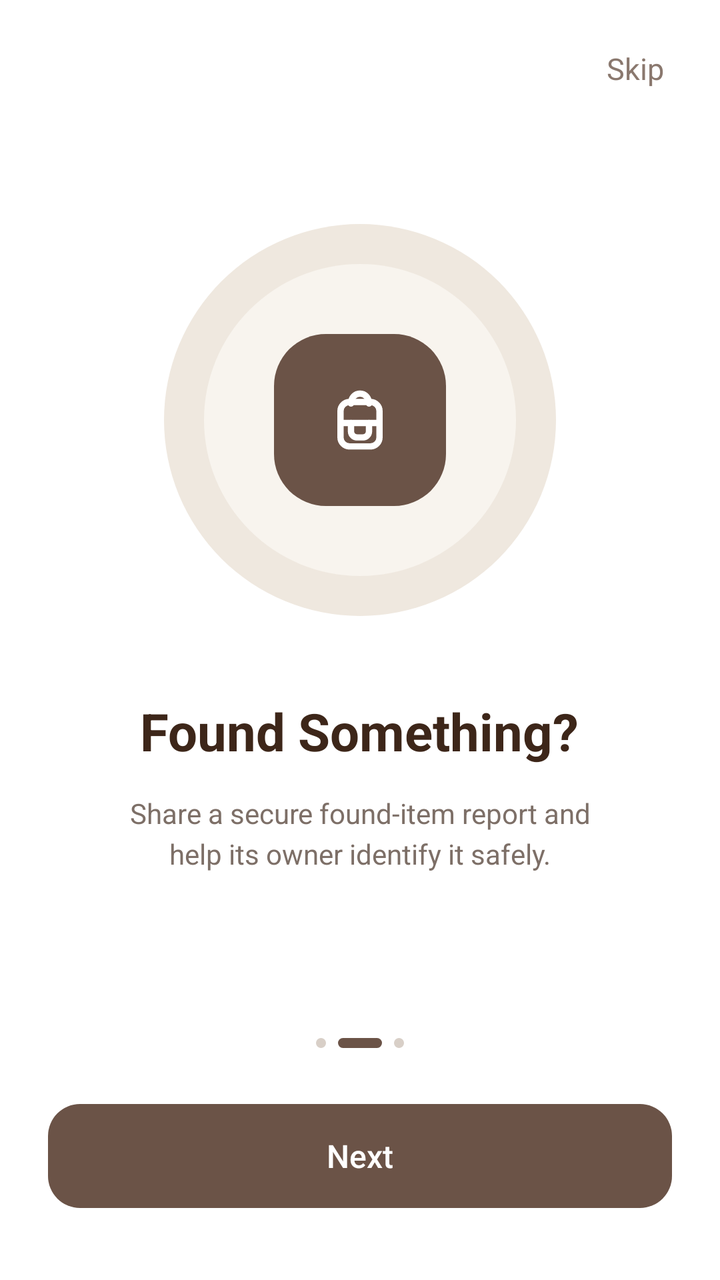
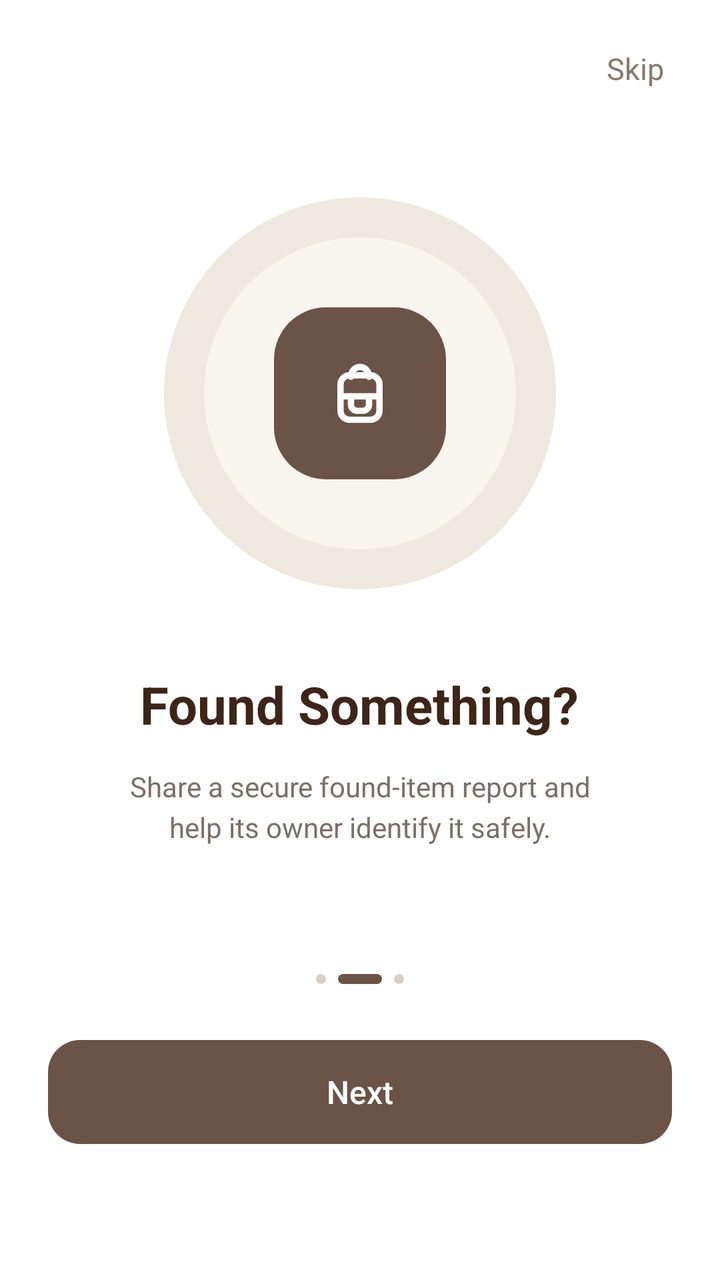

Before-and-after screenshots of an Android layout around one commit, followed by the original layout XML and the change that was made.
<!-- AndroidManifest.xml: application theme Theme.LostAndFound -->
<!-- res/layout/fragment_onboarding_found.xml -->
<?xml version="1.0" encoding="utf-8"?>
<androidx.constraintlayout.widget.ConstraintLayout xmlns:android="http://schemas.android.com/apk/res/android"
    xmlns:app="http://schemas.android.com/apk/res-auto"
    xmlns:tools="http://schemas.android.com/tools"
    android:layout_width="match_parent"
    android:layout_height="match_parent"
    android:background="@color/white"
    tools:context=".OnboardingFoundFragment">

    
    <TextView
        android:id="@+id/btnSkip"
        android:layout_width="wrap_content"
        android:layout_height="wrap_content"
        android:layout_marginTop="16dp"
        android:layout_marginEnd="20dp"
        android:clickable="true"
        android:focusable="true"
        android:fontFamily="sans-serif"
        android:padding="8dp"
        android:text="Skip"
        android:textColor="#8A786E"
        android:textSize="15sp"
        app:layout_constraintEnd_toEndOf="parent"
        app:layout_constraintTop_toTopOf="parent" />

    
    <LinearLayout
        android:id="@+id/boxCenterContent"
        android:layout_width="match_parent"
        android:layout_height="wrap_content"
        android:gravity="center_horizontal"
        android:orientation="vertical"
        app:layout_constraintBottom_toTopOf="@+id/dotsIndicator"
        app:layout_constraintEnd_toEndOf="parent"
        app:layout_constraintStart_toStartOf="parent"
        app:layout_constraintTop_toBottomOf="@+id/btnSkip"
        app:layout_constraintVertical_bias="0.42">

        
        <FrameLayout
            android:id="@+id/boxIllustration"
            android:layout_width="196dp"
            android:layout_height="196dp"
            android:background="@drawable/bg_onboard_outer_circle">

            
            <FrameLayout
                android:layout_width="156dp"
                android:layout_height="156dp"
                android:layout_gravity="center"
                android:background="@drawable/bg_onboard_inner_circle">

                
                <FrameLayout
                    android:layout_width="86dp"
                    android:layout_height="86dp"
                    android:layout_gravity="center"
                    android:background="@drawable/bg_onboard_squircle">

                    <ImageView
                        android:id="@+id/iconBag"
                        android:layout_width="36dp"
                        android:layout_height="36dp"
                        android:layout_gravity="center"
                        android:contentDescription="Found Bag Icon"
                        android:src="@drawable/ic_onboard_bag" />
                </FrameLayout>
            </FrameLayout>
        </FrameLayout>

        
        <TextView
            android:id="@+id/tvTitle"
            android:layout_width="wrap_content"
            android:layout_height="wrap_content"
            android:layout_marginTop="40dp"
            android:fontFamily="sans-serif-bold"
            android:gravity="center"
            android:text="Found Something?"
            android:textColor="#3D2619"
            android:textSize="26sp"
            android:textStyle="bold" />

        
        <TextView
            android:id="@+id/tvDescription"
            android:layout_width="match_parent"
            android:layout_height="wrap_content"
            android:layout_marginTop="14dp"
            android:fontFamily="sans-serif"
            android:gravity="center"
            android:lineSpacingExtra="4dp"
            android:paddingStart="36dp"
            android:paddingEnd="36dp"
            android:text="Share a secure found-item report and\nhelp its owner identify it safely."
            android:textColor="#7D6F67"
            android:textSize="14sp" />
    </LinearLayout>

    
    <LinearLayout
        android:id="@+id/dotsIndicator"
        android:layout_width="wrap_content"
        android:layout_height="wrap_content"
        android:layout_marginBottom="28dp"
        android:gravity="center_vertical"
        android:orientation="horizontal"
        app:layout_constraintBottom_toTopOf="@+id/btnNext"
        app:layout_constraintEnd_toEndOf="parent"
        app:layout_constraintStart_toStartOf="parent">

        <View
            android:id="@+id/dotInactive1"
            android:layout_width="5dp"
            android:layout_height="5dp"
            android:layout_marginEnd="6dp"
            android:background="@drawable/bg_onboard_dot_inactive" />

        <View
            android:id="@+id/dotActive"
            android:layout_width="22dp"
            android:layout_height="5dp"
            android:layout_marginEnd="6dp"
            android:background="@drawable/bg_onboard_dot_active" />

        <View
            android:id="@+id/dotInactive2"
            android:layout_width="5dp"
            android:layout_height="5dp"
            android:background="@drawable/bg_onboard_dot_inactive" />
    </LinearLayout>

    
    <TextView
        android:id="@+id/btnNext"
        android:layout_width="match_parent"
        android:layout_height="52dp"
        android:layout_marginStart="24dp"
        android:layout_marginEnd="24dp"
        android:layout_marginBottom="36dp"
        android:background="@drawable/bg_btn_onboard"
        android:clickable="true"
        android:focusable="true"
        android:fontFamily="sans-serif-medium"
        android:gravity="center"
        android:text="Next"
        android:textColor="@color/white"
        android:textSize="16sp"
        app:layout_constraintBottom_toBottomOf="parent"
        app:layout_constraintEnd_toEndOf="parent"
        app:layout_constraintStart_toStartOf="parent" />

</androidx.constraintlayout.widget.ConstraintLayout>
<!-- resources referenced by this layout -->
<resources>
  <color name="white">#FFFFFFFF</color>
  <!-- drawable bg_btn_onboard (drawable) -->
  <?xml version="1.0" encoding="utf-8"?>
  <shape xmlns:android="http://schemas.android.com/apk/res/android"
      android:shape="rectangle">
      <corners android:radius="16dp" />
      <solid android:color="#6B5347" />
  </shape>
  <!-- drawable bg_onboard_dot_active (drawable) -->
  <?xml version="1.0" encoding="utf-8"?>
  <shape xmlns:android="http://schemas.android.com/apk/res/android"
      android:shape="rectangle">
      <corners android:radius="4dp" />
      <solid android:color="#6B5347" />
  </shape>
  <!-- drawable bg_onboard_dot_inactive (drawable) -->
  <?xml version="1.0" encoding="utf-8"?>
  <shape xmlns:android="http://schemas.android.com/apk/res/android"
      android:shape="oval">
      <solid android:color="#D8CFC7" />
  </shape>
  <!-- drawable bg_onboard_inner_circle (drawable) -->
  <?xml version="1.0" encoding="utf-8"?>
  <shape xmlns:android="http://schemas.android.com/apk/res/android"
      android:shape="oval">
      <solid android:color="#F8F4EE" />
  </shape>
  <!-- drawable bg_onboard_outer_circle (drawable) -->
  <?xml version="1.0" encoding="utf-8"?>
  <shape xmlns:android="http://schemas.android.com/apk/res/android"
      android:shape="oval">
      <solid android:color="#EFE8DF" />
  </shape>
  <!-- drawable bg_onboard_squircle (drawable) -->
  <?xml version="1.0" encoding="utf-8"?>
  <shape xmlns:android="http://schemas.android.com/apk/res/android"
      android:shape="rectangle">
      <corners android:radius="26dp" />
      <solid android:color="#6B5347" />
  </shape>
  <!-- drawable ic_onboard_bag (drawable) -->
  <vector xmlns:android="http://schemas.android.com/apk/res/android"
      android:width="36dp"
      android:height="36dp"
      android:viewportWidth="24"
      android:viewportHeight="24">
  
      
      <path
          android:fillColor="@android:color/transparent"
          android:strokeColor="#FFFFFF"
          android:strokeWidth="2.1"
          android:strokeLineCap="round"
          android:strokeLineJoin="round"
          android:pathData="M9,6.5 C9,4.6 10.3,3.2 12,3.2 C13.7,3.2 15,4.6 15,6.5" />
  
      
      <path
          android:fillColor="@android:color/transparent"
          android:strokeColor="#FFFFFF"
          android:strokeWidth="2.1"
          android:strokeLineCap="round"
          android:strokeLineJoin="round"
          android:pathData="M5.5,9 C5.5,7.3 6.9,6 8.5,6 H15.5 C17.1,6 18.5,7.3 18.5,9 V17.8 C18.5,19.5 17.1,20.8 15.5,20.8 H8.5 C6.9,20.8 5.5,19.5 5.5,17.8 Z" />
  
      
      <path
          android:fillColor="@android:color/transparent"
          android:strokeColor="#FFFFFF"
          android:strokeWidth="2.1"
          android:strokeLineCap="round"
          android:strokeLineJoin="round"
          android:pathData="M5.5,13 H18.5" />
  
      
      <path
          android:fillColor="@android:color/transparent"
          android:strokeColor="#FFFFFF"
          android:strokeWidth="2.1"
          android:strokeLineCap="round"
          android:strokeLineJoin="round"
          android:pathData="M9,13 V15.8 C9,16.8 9.8,17.8 11,17.8 H13 C14.2,17.8 15,16.8 15,15.8 V13" />
  
  </vector>
  <style name="Theme.LostAndFound" parent="Base.Theme.LostAndFound" />
  <style name="Base.Theme.LostAndFound" parent="Theme.Material3.DayNight.NoActionBar">
          
          <item name="android:statusBarColor">@color/white</item>
          <item name="android:windowLightStatusBar" tools:targetApi="m">true</item>
          <item name="android:navigationBarColor">@color/white</item>
          <item name="android:windowLightNavigationBar" tools:targetApi="o_mr1">true</item>
      </style>
</resources>

<!-- the commit's change to res/layout/fragment_onboarding_found.xml (unified diff, before → after) -->
@@ -138,7 +138,7 @@
         android:layout_height="52dp"
         android:layout_marginStart="24dp"
         android:layout_marginEnd="24dp"
-        android:layout_marginBottom="36dp"
+        android:layout_marginBottom="68dp"
         android:background="@drawable/bg_btn_onboard"
         android:clickable="true"
         android:focusable="true"
